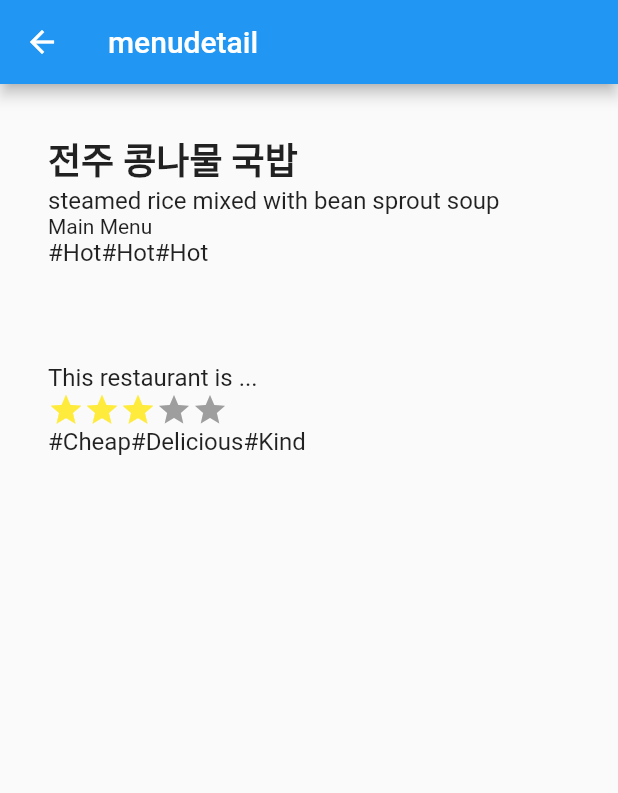
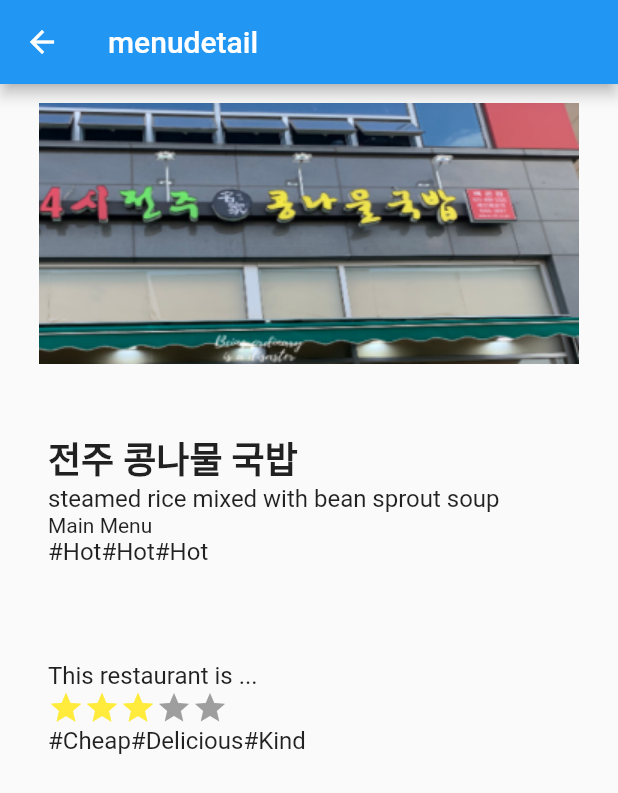
Before and after one commit to TripleH-EwhaCSE/Mein_Flutter, a Flutter app: the RestaurantDetail screen opened by its route, on a phone screen of 412 x 824 dp. Shown: the top 793 px of the screen. Run offline on Flutter 3.47's test engine with Material 2 defaults, Android fonts, the phone set to English and light mode, and no system bars.

Commit message:
imgae 폴더 변경

```diff
--- a/mein/lib/restaurantDetail.dart
+++ b/mein/lib/restaurantDetail.dart
@@ -1,7 +1,6 @@
 
 
 import 'package:flutter/material.dart';
-
 
 class RestaurantDetail extends StatelessWidget {
   // This widget is the root of your application.
@@ -13,8 +12,9 @@ class RestaurantDetail extends StatelessWidget {
         ),
          body: ListView(
           children:<Widget>[
-              menuSection,
-              restaurantSection
+            imageSection,
+            menuSection,
+            restaurantSection
             ]
           ),
       // home: MyHomePage(title: 'Flutter Demo Home Page'),
@@ -22,6 +22,9 @@ class RestaurantDetail extends StatelessWidget {
   }
 }
 
+Widget imageSection = Container(
+  child:Image.asset('images/restaurant_sample.png'),
+);
 
 Widget menuSection = Container(
   padding: const EdgeInsets.all(32),
--- a/mein/pubspec.yaml
+++ b/mein/pubspec.yaml
@@ -45,7 +45,8 @@ flutter:
   uses-material-design: true
 
   # To add assets to your application, add an assets section, like this:
-  # assets:
+  assets:
+    - images/
   #   - images/a_dot_burr.jpeg
   #   - images/a_dot_ham.jpeg
 
```
Also changed, not shown: mein/images/restaurant_sample.png (renamed from mein/lib/src/restaurant_sample.png).
